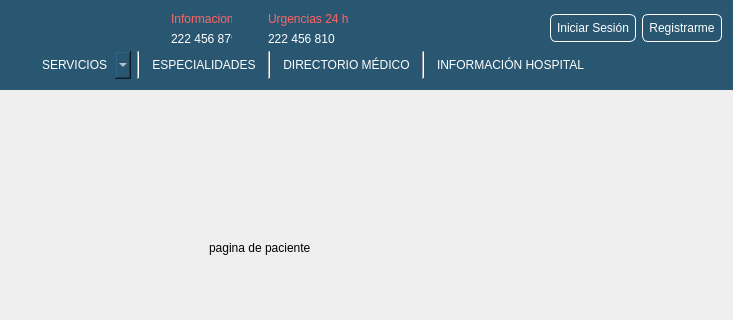
The window that mainwindow.ui (Laloses/Hospital) describes before a commit, drawn with Qt 5; both pictures show x 121 to 854 and y 0 to 320 of the 854 by 480 pixel window.
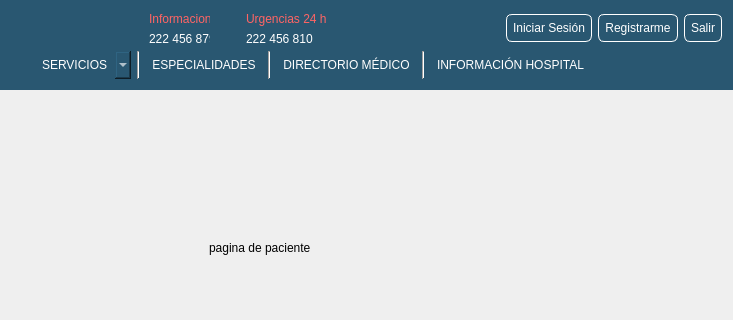
The same window after the commit. The open tabs and pages were chosen to show the change.

Commit message: boton salir

What changed in the file:
```diff
--- a/mainwindow.ui
+++ b/mainwindow.ui
@@ -66,7 +66,7 @@
 #label_telefono1, #label_telefono2{
 	color: rgb(255, 255, 255);
 }
-#pushButton_login, #pushButton_registro{
+#pushButton_login, #pushButton_registro, #pushButton_salir{
 	background-color: rgb(41, 87, 113);
 	border-radius:6px;
 	border:1px solid #fff;
@@ -275,6 +275,13 @@
            </property>
           </widget>
          </item>
+         <item>
+          <widget class="QPushButton" name="pushButton_salir">
+           <property name="text">
+            <string>Salir</string>
+           </property>
+          </widget>
+         </item>
         </layout>
        </item>
        <item row="1" column="8">
```
Left out of the diff: 4 changed lines with no effect on the pictures. The commit also changes 2 other files.
